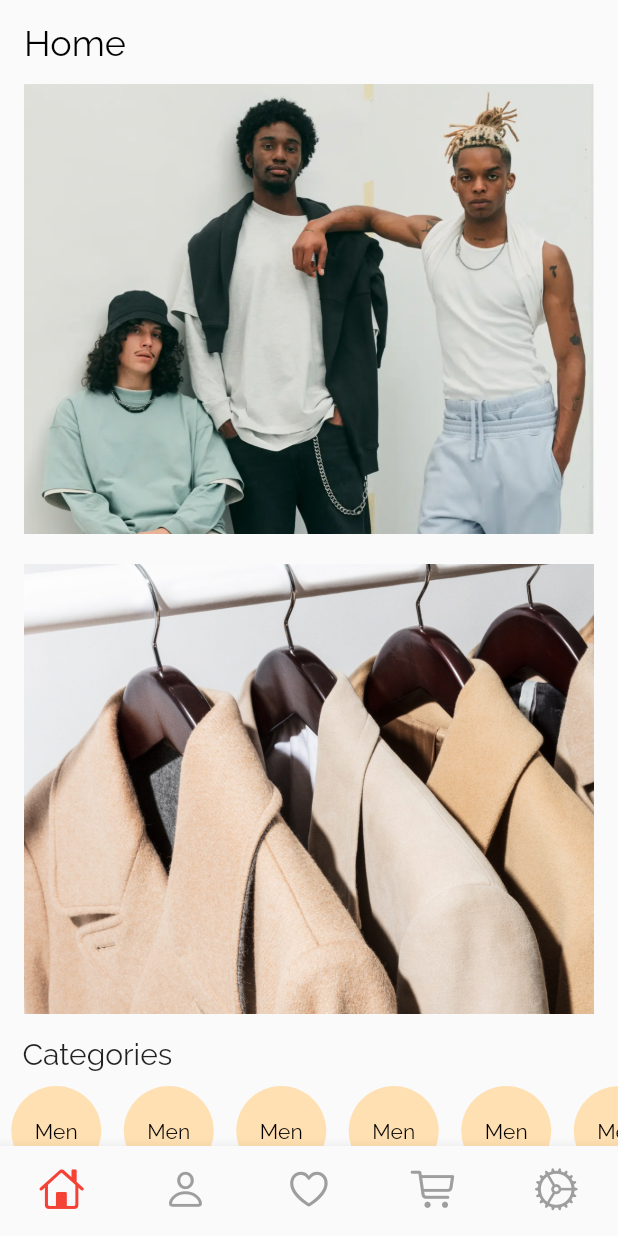
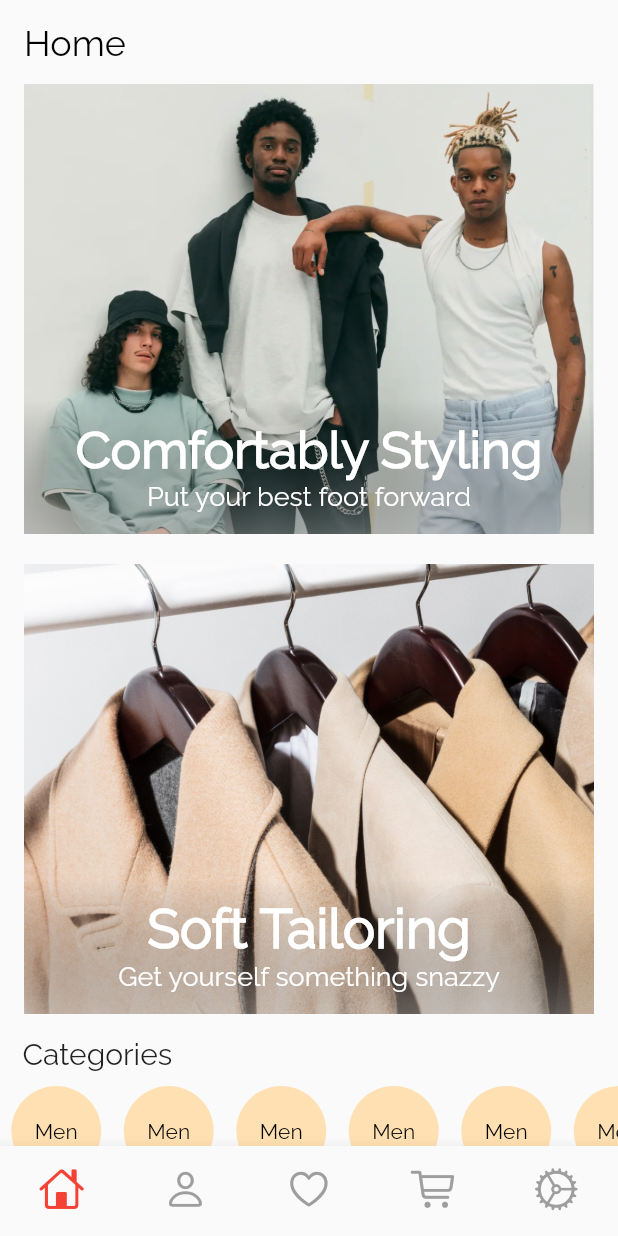
Before and after one commit to xamata/flutter_GraphQL_test, a Flutter app: the screen it shows after launch, on a phone screen of 412 x 824 dp. Run offline on Flutter 3.47's test engine with Material 2 defaults, Android fonts, the phone set to English and light mode, and no system bars; our stand-ins replace email_validator, graphql_flutter.

Commit message:
Completed the layout of the home page, there are minor things that need to be added. But the next major step is working on the backend

```diff
--- a/lib/home_page.dart
+++ b/lib/home_page.dart
@@ -49,12 +49,45 @@ class _HomePageState extends State<HomePage> {
       child: ElevatedButton(
         onPressed: () {},
         child: Stack(
-          children: const [
-            Image(
+          children: [
+            const Image(
               width: 400,
               image: AssetImage("images/home_page_1.png"),
               fit: BoxFit.fitWidth,
               alignment: Alignment(0.0, -0.8),
+            ),
+            Container(
+              width: double.infinity,
+              decoration: BoxDecoration(
+                gradient: LinearGradient(
+                  begin: Alignment.topCenter,
+                  end: Alignment.bottomCenter,
+                  stops: [0.7, 1],
+                  colors: [
+                    Colors.transparent,
+                    Colors.grey.withOpacity(0.5),
+                  ],
+                ),
+              ),
+              child: Padding(
+                padding: const EdgeInsets.all(15.0),
+                child: Column(
+                  mainAxisAlignment: MainAxisAlignment.end,
+                  crossAxisAlignment: CrossAxisAlignment.center,
+                  children: [
+                    Text("Comfortably Styling",
+                        style: TextStyle(
+                            color: Colors.white,
+                            fontSize: 34,
+                            fontWeight: FontWeight.bold)),
+                    Text("Put your best foot forward",
+                        style: TextStyle(
+                          color: Colors.white,
+                          fontSize: 18,
+                        )),
+                  ],
+                ),
+              ),
             ),
           ],
         ),
@@ -72,12 +105,45 @@ class _HomePageState extends State<HomePage> {
       child: ElevatedButton(
         onPressed: () {},
         child: Stack(
-          children: const [
+          children: [
             Image(
               width: 400,
               image: AssetImage("images/home_page_2.png"),
               fit: BoxFit.fitWidth,
               alignment: Alignment(0.0, -0.8),
+            ),
+            Container(
+              width: double.infinity,
+              decoration: BoxDecoration(
+                gradient: LinearGradient(
+                  begin: Alignment.topCenter,
+                  end: Alignment.bottomCenter,
+                  stops: [0.7, 1],
+                  colors: [
+                    Colors.transparent,
+                    Colors.grey.withOpacity(0.5),
+                  ],
+                ),
+              ),
+              child: Padding(
+                padding: const EdgeInsets.all(15.0),
+                child: Column(
+                  mainAxisAlignment: MainAxisAlignment.end,
+                  crossAxisAlignment: CrossAxisAlignment.center,
+                  children: [
+                    Text("Soft Tailoring",
+                        style: TextStyle(
+                            color: Colors.white,
+                            fontSize: 36,
+                            fontWeight: FontWeight.bold)),
+                    Text("Get yourself something snazzy",
+                        style: TextStyle(
+                          color: Colors.white,
+                          fontSize: 18,
+                        )),
+                  ],
+                ),
+              ),
             ),
           ],
         ),
@@ -309,12 +375,45 @@ class _HomePageState extends State<HomePage> {
       child: ElevatedButton(
         onPressed: () {},
         child: Stack(
-          children: const [
+          children: [
             Image(
               width: 400,
-              image: AssetImage("images/home_page_1.png"),
+              image: AssetImage("images/home_page_3.jpeg"),
               fit: BoxFit.fitWidth,
-              alignment: Alignment(0.0, -0.8),
+              alignment: Alignment(0.0, -0.0),
+            ),
+            Container(
+              width: double.infinity,
+              decoration: BoxDecoration(
+                gradient: LinearGradient(
+                  begin: Alignment.topCenter,
+                  end: Alignment.bottomCenter,
+                  stops: [0.7, 1],
+                  colors: [
+                    Colors.transparent,
+                    Colors.grey.withOpacity(0.5),
+                  ],
+                ),
+              ),
+              child: Padding(
+                padding: const EdgeInsets.all(15.0),
+                child: Column(
+                  mainAxisAlignment: MainAxisAlignment.end,
+                  crossAxisAlignment: CrossAxisAlignment.center,
+                  children: [
+                    Text("Beautiful Outwear",
+                        style: TextStyle(
+                            color: Colors.white,
+                            fontSize: 36,
+                            fontWeight: FontWeight.bold)),
+                    Text("Get some sun on your face",
+                        style: TextStyle(
+                          color: Colors.white,
+                          fontSize: 18,
+                        )),
+                  ],
+                ),
+              ),
             ),
           ],
         ),
@@ -506,12 +605,45 @@ class _HomePageState extends State<HomePage> {
       child: ElevatedButton(
         onPressed: () {},
         child: Stack(
-          children: const [
+          children: [
             Image(
               width: 400,
-              image: AssetImage("images/home_page_1.png"),
+              image: AssetImage("images/home_page_4.jpg"),
               fit: BoxFit.fitWidth,
-              alignment: Alignment(0.0, -0.8),
+              alignment: Alignment(0.0, -0.2),
+            ),
+            Container(
+              width: double.infinity,
+              decoration: BoxDecoration(
+                gradient: LinearGradient(
+                  begin: Alignment.topCenter,
+                  end: Alignment.bottomCenter,
+                  stops: [0.7, 1],
+                  colors: [
+                    Colors.transparent,
+                    Colors.grey.withOpacity(0.6),
+                  ],
+                ),
+              ),
+              child: Padding(
+                padding: const EdgeInsets.all(15.0),
+                child: Column(
+                  mainAxisAlignment: MainAxisAlignment.end,
+                  crossAxisAlignment: CrossAxisAlignment.center,
+                  children: [
+                    Text("Find your style",
+                        style: TextStyle(
+                            color: Colors.white,
+                            fontSize: 36,
+                            fontWeight: FontWeight.bold)),
+                    Text("Strut what your momma gave you",
+                        style: TextStyle(
+                          color: Colors.white,
+                          fontSize: 18,
+                        )),
+                  ],
+                ),
+              ),
             ),
           ],
         ),
@@ -529,12 +661,47 @@ class _HomePageState extends State<HomePage> {
       child: ElevatedButton(
         onPressed: () {},
         child: Stack(
-          children: const [
+          children: [
             Image(
               width: 400,
-              image: AssetImage("images/home_page_1.png"),
+              image: AssetImage("images/home_page_5.jpg"),
               fit: BoxFit.fitWidth,
               alignment: Alignment(0.0, -0.8),
+            ),
+            Container(
+              width: double.infinity,
+              decoration: BoxDecoration(
+                gradient: LinearGradient(
+                  begin: Alignment.topCenter,
+                  end: Alignment.bottomCenter,
+                  stops: [0.7, 1],
+                  colors: [
+                    Colors.transparent,
+                    Colors.grey.withOpacity(0.5),
+                  ],
+                ),
+              ),
+              child: Padding(
+                padding: const EdgeInsets.all(15.0),
+                child: Container(
+                  child: Column(
+                    mainAxisAlignment: MainAxisAlignment.end,
+                    crossAxisAlignment: CrossAxisAlignment.center,
+                    children: [
+                      Text("Peace of Mind",
+                          style: TextStyle(
+                              color: Colors.white,
+                              fontSize: 36,
+                              fontWeight: FontWeight.bold)),
+                      Text("Your shirts are going to last",
+                          style: TextStyle(
+                            color: Colors.white,
+                            fontSize: 18,
+                          )),
+                    ],
+                  ),
+                ),
+              ),
             ),
           ],
         ),
@@ -549,13 +716,12 @@ class _HomePageState extends State<HomePage> {
     return Container(
       alignment: Alignment.topCenter,
       color: Colors.orange.shade100,
-      height: 1350,
+      height: 1025,
       width: double.infinity,
       child: ListView(
         physics: const ClampingScrollPhysics(),
         shrinkWrap: true,
         children: [
-          // const SizedBox(height: 20),
           const Padding(
             padding: EdgeInsets.all(20.0),
             child: Text(
@@ -564,95 +730,90 @@ class _HomePageState extends State<HomePage> {
               textAlign: TextAlign.center,
             ),
           ),
-          Container(
+          ElevatedButton(
+            onPressed: () {
+              Navigator.of(context).push(MaterialPageRoute(
+                  builder: (context) => const MagzineExamplePage()));
+            },
+            style: ElevatedButton.styleFrom(
+              primary: Colors.transparent,
+              onSurface: Colors.transparent,
+              shadowColor: Colors.transparent,
+              splashFactory: NoSplash.splashFactory,
+              elevation: 0,
+            ),
+            child: Stack(
+              children: [
+                const Image(
+                  width: 400,
                   height: 300,
-            color: Colors.transparent,
-            child: ElevatedButton(
-              onPressed: () {},
-              child: Stack(
-                children: const [
-                  Image(
-                    width: 400,
-                    image: AssetImage("images/home_page_1.png"),
-                    fit: BoxFit.fitWidth,
+                  image: AssetImage("images/home_page_mag_1.jpeg"),
+                  fit: BoxFit.fitHeight,
                   alignment: Alignment(0.0, -0.8),
                 ),
               ],
             ),
-              style: ButtonStyle(
-                  backgroundColor:
-                      MaterialStateProperty.all(Colors.transparent),
-                  elevation: MaterialStateProperty.all(0)),
+          ),
+          const SizedBox(height: 20),
+          ElevatedButton(
+            onPressed: () {
+              Navigator.of(context).push(MaterialPageRoute(
+                  builder: (context) => const MagzineExamplePage()));
+            },
+            style: ElevatedButton.styleFrom(
+              primary: Colors.transparent,
+              onSurface: Colors.transparent,
+              shadowColor: Colors.transparent,
+              splashFactory: NoSplash.splashFactory,
+              elevation: 0,
+            ),
+            child: Stack(
+              children: const [
+                Image(
+                  height: 300,
+                  image: AssetImage("images/home_page_mag_2.jpeg"),
+                  fit: BoxFit.fitHeight,
+                ),
+              ],
             ),
           ),
           const SizedBox(height: 20),
-          Container(
-            height: 300,
-            color: Colors.transparent,
-            child: ElevatedButton(
-              onPressed: () {},
+          ElevatedButton(
+            onPressed: () {
+              Navigator.of(context).push(MaterialPageRoute(
+                  builder: (context) => const MagzineExamplePage()));
+            },
+            style: ElevatedButton.styleFrom(
+              primary: Colors.transparent,
+              onSurface: Colors.transparent,
+              shadowColor: Colors.transparent,
+              splashFactory: NoSplash.splashFactory,
+              elevation: 0,
+            ),
             child: Stack(
               children: const [
                 Image(
-                    width: 400,
-                    image: AssetImage("images/home_page_1.png"),
+                  height: 300,
+                  width: double.infinity,
+                  image: AssetImage("images/home_page_mag_3.jpeg"),
                   fit: BoxFit.fitWidth,
-                    alignment: Alignment(0.0, -0.8),
                 ),
               ],
             ),
-              style: ButtonStyle(
-                  backgroundColor:
-                      MaterialStateProperty.all(Colors.transparent),
-                  elevation: MaterialStateProperty.all(0)),
           ),
-          ),
-          const SizedBox(height: 20),
-          Container(
-            height: 300,
-            color: Colors.transparent,
-            child: ElevatedButton(
-              onPressed: () {},
-              child: Stack(
-                children: const [
-                  Image(
-                    width: 400,
-                    image: AssetImage("images/home_page_1.png"),
-                    fit: BoxFit.fitWidth,
-                    alignment: Alignment(0.0, -0.8),
-                  ),
-                ],
-              ),
-              style: ButtonStyle(
-                  backgroundColor:
-                      MaterialStateProperty.all(Colors.transparent),
-                  elevation: MaterialStateProperty.all(0)),
-            ),
-          ),
-          const SizedBox(height: 20),
-          Container(
-            height: 300,
-            color: Colors.transparent,
-            child: ElevatedButton(
-              onPressed: () {},
-              child: Stack(
-                children: const [
-                  Image(
-                    width: 400,
-                    image: AssetImage("images/home_page_1.png"),
-                    fit: BoxFit.fitWidth,
-                    alignment: Alignment(0.0, -0.8),
-                  ),
-                ],
-              ),
-              style: ButtonStyle(
-                  backgroundColor:
-                      MaterialStateProperty.all(Colors.transparent),
-                  elevation: MaterialStateProperty.all(0)),
-            ),
-          )
         ],
       ),
     );
   }
 }
+
+class MagzineExamplePage extends StatelessWidget {
+  const MagzineExamplePage({Key? key}) : super(key: key);
+
+  @override
+  Widget build(BuildContext context) {
+    return Scaffold(
+      appBar: AppBar(title: Text("Magzine Example Page")),
+    );
+  }
+}
```
Also changed, not shown: images/home_page_3.jpeg (added), images/home_page_4.jpg (added), images/home_page_5.jpg (added), images/home_page_mag_1.jpeg (added), images/home_page_mag_2.jpeg (added), images/home_page_mag_3.jpeg (added). Lines whose indentation alone changed are shown as unchanged.
